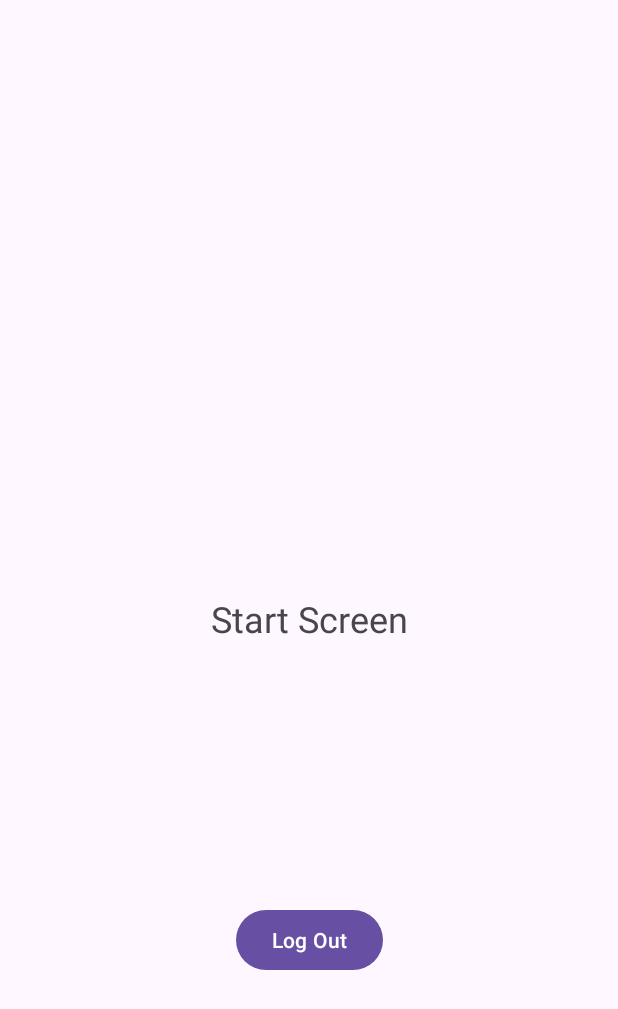
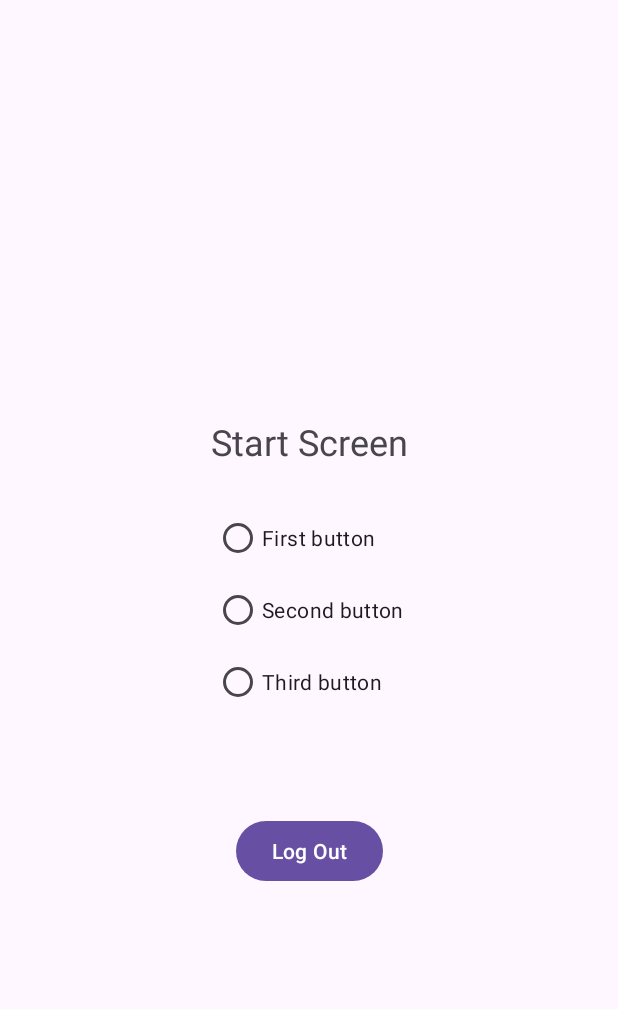
Before and after one commit to BrokenSoul228/AuthenticationFirebaseExample, an Android app: the StartFragment screen opened through its navigation route, on a phone screen of 412 x 824 dp. Shown: the top 1009 px of the screen. Run offline under Robolectric (Android 15) with nearby library versions, the phone set to English and light mode, and no system bars; our stand-ins replace data binding.

Commit message:
add new transitions and fragments

```diff
--- a/app/build.gradle
+++ b/app/build.gradle
@@ -31,6 +31,10 @@ android {
     kotlinOptions {
         jvmTarget = '1.8'
     }
+
+    buildFeatures {
+        viewBinding true
+    }
 }
 
 dependencies {
--- a/app/src/main/java/com/example/myapplication/screens/login/LoginFragment.kt
+++ b/app/src/main/java/com/example/myapplication/screens/login/LoginFragment.kt
@@ -7,7 +7,6 @@ import android.view.View
 import android.view.ViewGroup
 import android.widget.Button
 import android.widget.TextView
-import androidx.core.widget.doOnTextChanged
 import androidx.databinding.DataBindingUtil
 import androidx.fragment.app.Fragment
 import androidx.lifecycle.ViewModelProvider
@@ -37,9 +36,6 @@ class LoginFragment : Fragment() {
         super.onViewCreated(view, savedInstanceState)
         initAll()
         viewModel = ViewModelProvider(this)[LoginViewModel::class.java]
-        pasText.doOnTextChanged { text, start, before, count ->
-
-        }
     }
 
     fun initAll(){
--- a/app/src/main/java/com/example/myapplication/screens/registre/RegistreViewModel.kt
+++ b/app/src/main/java/com/example/myapplication/screens/registre/RegistreViewModel.kt
@@ -1,6 +1,7 @@
 package com.example.myapplication.screens.registre
 
 import android.content.Context
+import android.widget.Toast
 import androidx.lifecycle.ViewModel
 import androidx.lifecycle.viewModelScope
 import com.example.myapplication.service.RepositoryFireBase
@@ -9,6 +10,9 @@ import kotlinx.coroutines.launch
 class RegistreViewModel : ViewModel() {
     fun registerNewUser(email : String, password : String, context: Context){
         viewModelScope.launch {
+            if (email == null && password == null) {
+                Toast.makeText(context, "NO NO NO!!!!", Toast.LENGTH_SHORT).show()
+            }
             RepositoryFireBase().createUser(email, password, context)
         }
     }
--- a/app/src/main/java/com/example/myapplication/screens/start/StartFragment.kt
+++ b/app/src/main/java/com/example/myapplication/screens/start/StartFragment.kt
@@ -4,6 +4,9 @@ import android.os.Bundle
 import android.view.LayoutInflater
 import android.view.View
 import android.view.ViewGroup
+import android.widget.RadioButton
+import android.widget.RadioGroup
+import android.widget.TextView
 import androidx.databinding.DataBindingUtil
 import androidx.fragment.app.Fragment
 import androidx.lifecycle.ViewModelProvider
@@ -17,6 +20,11 @@ class StartFragment : Fragment() {
     private lateinit var binding : FragmentStartBinding
     private lateinit var viewModel : StartViewModel
     private lateinit var btnLogOut : MaterialButton
+    private lateinit var radio1 : RadioButton
+    private lateinit var radio2 : RadioButton
+    private lateinit var radio3 : RadioButton
+    private lateinit var radioGroup : RadioGroup
+    private lateinit var textView2 : TextView
 
     override fun onCreateView(
         inflater: LayoutInflater, container: ViewGroup?,
@@ -30,9 +38,41 @@ class StartFragment : Fragment() {
         super.onViewCreated(view, savedInstanceState)
         viewModel = ViewModelProvider(this)[StartViewModel::class.java]
         btnLogOut = binding.logOut
+        textView2 = binding.textView2
+        radioGroup = binding.radioGroup
+
         btnLogOut.setOnClickListener {
             viewModel.logOut()
             findNavController().navigate(R.id.action_startFragment_to_loginFragment)
         }
+
+        radioGroup.setOnCheckedChangeListener { radioGroup, i ->
+            radio1 = binding.radio1
+            radio2 = binding.radio2
+            radio3 = binding.radio3
+
+            if (radio1.isChecked){
+                textView2.text = radio1.text
+                textView2.setOnClickListener {
+                    findNavController().navigate(R.id.action_startFragment_to_firstButtonFragment)
+                }
+            }
+            else if(radio2.isChecked){
+                textView2.text = radio2.text
+                textView2.setOnClickListener {
+                    findNavController().navigate(R.id.action_startFragment_to_secondButtonFragment)
+                }
+            }
+            else if(radio3.isChecked){
+                textView2.text = radio3.text
+                textView2.setOnClickListener {
+                    findNavController().navigate(R.id.action_startFragment_to_thirdButtonFragment)
+                }
+            }
+            else{
+                textView2.text = "Start Fragment"
+            }
+        }
+
     }
 }
--- /dev/null
+++ b/app/src/main/res/drawable/pointerback.xml
@@ -0,0 +1,5 @@
+<vector android:autoMirrored="true" android:height="24dp"
+    android:tint="#000000" android:viewportHeight="24"
+    android:viewportWidth="24" android:width="24dp" xmlns:android="http://schemas.android.com/apk/res/android">
+    <path android:fillColor="@android:color/white" android:pathData="M20,11H7.83l5.59,-5.59L12,4l-8,8 8,8 1.41,-1.41L7.83,13H20v-2z"/>
+</vector>
--- a/app/src/main/res/layout/fragment_start.xml
+++ b/app/src/main/res/layout/fragment_start.xml
@@ -21,7 +21,43 @@
             app:layout_constraintBottom_toBottomOf="parent"
             app:layout_constraintEnd_toEndOf="parent"
             app:layout_constraintStart_toStartOf="parent"
-            app:layout_constraintTop_toTopOf="parent" />
+            app:layout_constraintTop_toTopOf="parent"
+            app:layout_constraintVertical_bias="0.351" />
+
+        <RadioGroup
+            android:id="@+id/radioGroup"
+            android:layout_width="wrap_content"
+            android:layout_height="wrap_content"
+            android:layout_marginTop="24dp"
+            app:layout_constraintEnd_toEndOf="parent"
+            app:layout_constraintStart_toStartOf="parent"
+            app:layout_constraintTop_toBottomOf="@+id/textView2">
+
+            <RadioButton
+                android:id="@+id/radio1"
+                android:layout_width="wrap_content"
+                android:layout_height="wrap_content"
+                android:text="First button">
+
+            </RadioButton>
+
+            <RadioButton
+                android:id="@+id/radio2"
+                android:layout_width="wrap_content"
+                android:layout_height="wrap_content"
+                android:text="Second button">
+
+            </RadioButton>
+
+            <RadioButton
+                android:id="@+id/radio3"
+                android:layout_width="wrap_content"
+                android:layout_height="wrap_content"
+                android:text="Third button">
+
+            </RadioButton>
+
+        </RadioGroup>
 
         <com.google.android.material.button.MaterialButton
             android:id="@+id/logOut"
--- a/app/src/main/res/navigation/nav_graph.xml
+++ b/app/src/main/res/navigation/nav_graph.xml
@@ -34,5 +34,41 @@
         <action
             android:id="@+id/action_startFragment_to_loginFragment"
             app:destination="@id/loginFragment" />
+        <action
+            android:id="@+id/action_startFragment_to_firstButtonFragment"
+            app:destination="@id/firstButtonFragment" />
+        <action
+            android:id="@+id/action_startFragment_to_secondButtonFragment"
+            app:destination="@id/secondButtonFragment" />
+        <action
+            android:id="@+id/action_startFragment_to_thirdButtonFragment"
+            app:destination="@id/thirdButtonFragment" />
+    </fragment>
+    <fragment
+        android:id="@+id/firstButtonFragment"
+        android:name="com.example.myapplication.screens.firstpage.FirstButtonFragment"
+        android:label="fragment_first_button"
+        tools:layout="@layout/fragment_first_button" >
+        <action
+            android:id="@+id/action_firstButtonFragment_to_startFragment"
+            app:destination="@id/startFragment" />
+    </fragment>
+    <fragment
+        android:id="@+id/secondButtonFragment"
+        android:name="com.example.myapplication.secondpage.SecondButtonFragment"
+        android:label="fragment_second_button"
+        tools:layout="@layout/fragment_second_button" >
+        <action
+            android:id="@+id/action_secondButtonFragment_to_startFragment"
+            app:destination="@id/startFragment" />
+    </fragment>
+    <fragment
+        android:id="@+id/thirdButtonFragment"
+        android:name="com.example.myapplication.screens.thirdpage.ThirdButtonFragment"
+        android:label="fragment_third_button"
+        tools:layout="@layout/fragment_third_button" >
+        <action
+            android:id="@+id/action_thirdButtonFragment_to_startFragment"
+            app:destination="@id/startFragment" />
     </fragment>
 </navigation>
```
Also changed, not shown: app/src/main/java/com/example/myapplication/screens/firstpage/FirstButtonFragment.kt (added, +42 -0 lines), app/src/main/java/com/example/myapplication/screens/thirdpage/ThirdButtonFragment.kt (added, +39 -0 lines), app/src/main/java/com/example/myapplication/secondpage/SecondButtonFragment.kt (added, +39 -0 lines), app/src/main/java/com/example/myapplication/service/RepositoryFireBase.kt (+8 -6 lines), app/src/main/res/layout/fragment_first_button.xml (added, +26 -0 lines), app/src/main/res/layout/fragment_second_button.xml (added, +26 -0 lines), app/src/main/res/layout/fragment_third_button.xml (added, +26 -0 lines), 1 other file.
